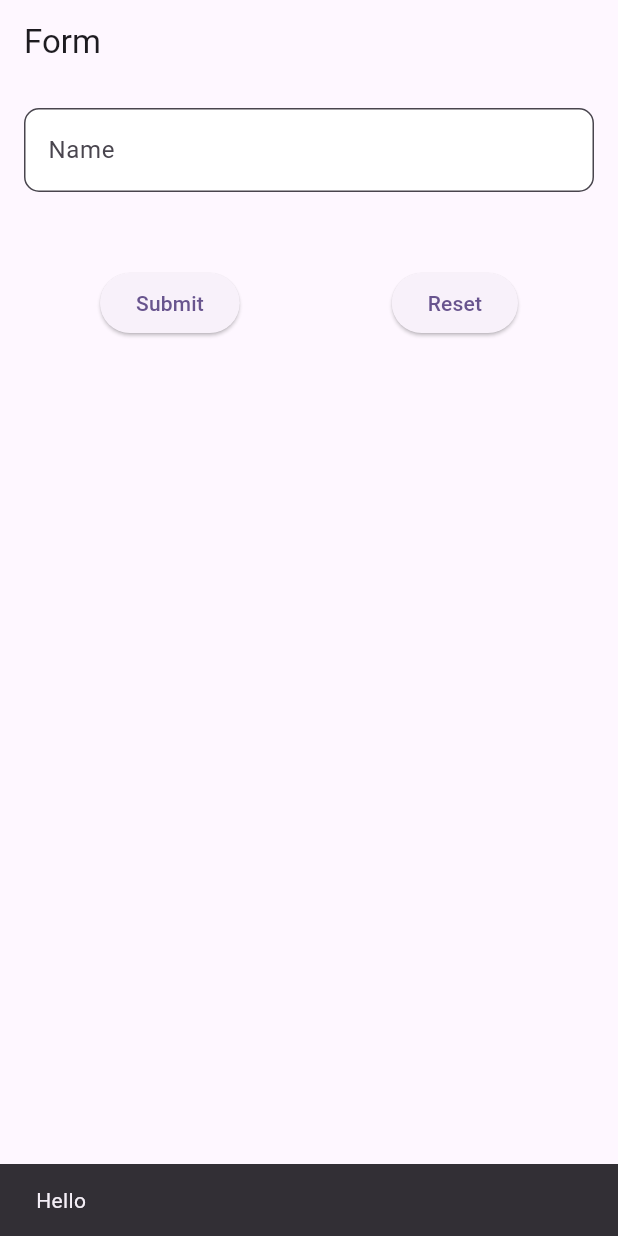
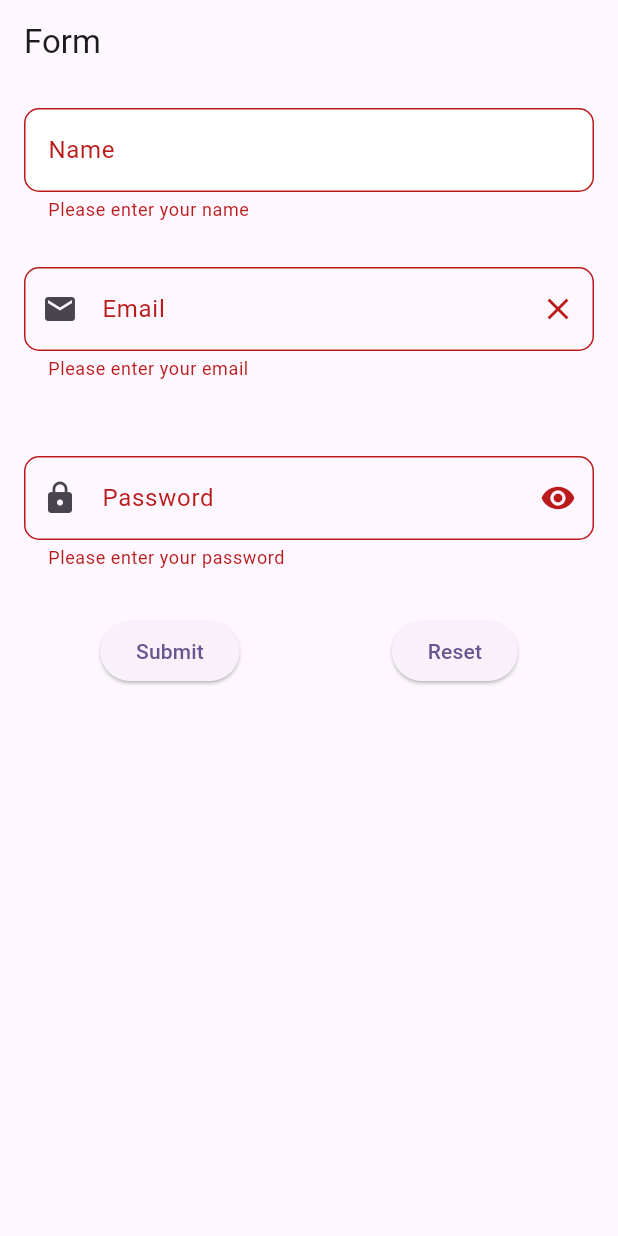
Before and after one commit to LucHo251025/Fullter-Learn, a Flutter app: the screen it shows after launch, after a tap on "Submit", on a phone screen of 412 x 824 dp. Run offline on Flutter 3.47's test engine with Material 3 defaults, Android fonts, the phone set to English and light mode, and no system bars.

Commit message:
validate form

```diff
--- a/lib/learn/day5/MyForm.dart
+++ b/lib/learn/day5/MyForm.dart
@@ -8,7 +8,12 @@ class MyForm extends StatefulWidget {
 class _MyFormState extends State<MyForm> {
   //Su dung GlobalKey de quan ly form
   final _formKey = GlobalKey<FormState>();
+  final _fullNameController = TextEditingController();
+  final _emailController = TextEditingController();
+  final _passwordController = TextEditingController();
+  bool _obscurePassword = true;
   String? _name;
+
 
   @override
   Widget build(BuildContext context) {
@@ -23,6 +28,7 @@ class _MyFormState extends State<MyForm> {
             child: Column(
               children: [
                 TextFormField(
+                  controller: _fullNameController,
                   decoration: InputDecoration(
                     labelText: "Name",
                     hintText: "Your name",
@@ -36,10 +42,76 @@ class _MyFormState extends State<MyForm> {
                   onSaved: (value){
                     _name = value;
                   },
+                  validator: (value){
+                    if(value == null || value.isEmpty){
+                      return "Please enter your name";
+                    }
+                    return null;
+                  },
 
                 ),
                 SizedBox(
+                  height: 30,
+                ),
+                TextFormField(
+                  controller: _emailController,
+                  decoration: InputDecoration(
+                    labelText: "Email",
+                    hintText: "Your email",
+                    helperText: "Please enter a valid email address",
+                    border: OutlineInputBorder(
+                      borderRadius: BorderRadius.circular(10),
+                      borderSide: BorderSide(color: Colors.deepPurpleAccent, width: 2),
+                    ),
+                    prefixIcon: Icon(Icons.email),
+                    suffixIcon: Icon(Icons.clear),
+                  ),
+                  keyboardType: TextInputType.emailAddress,
+                  validator: (value){
+                    if(value == null || value.isEmpty){
+                      return "Please enter your email";
+                    }
+                    if(!RegExp(r'^[a-zA-Z0-9._%+-]+@[a-zA-Z0-9.-]+\.[a-zA-Z]{2,}$').hasMatch(value)){
+                      return "Please enter a valid email address";
+                    }
+
+                    return null;
+
+                  },
+                ),
+                SizedBox(
                   height: 50,
+                ),
+                TextFormField(
+                  controller: _passwordController,
+                  obscureText: _obscurePassword,
+                  obscuringCharacter: "*",
+                  decoration: InputDecoration(
+                    labelText: "Password",
+                    hintText: "Your password",
+                    border: OutlineInputBorder(
+                      borderRadius: BorderRadius.circular(10),
+                      borderSide: BorderSide(color: Colors.deepPurpleAccent, width: 2),
+                    ),
+                    prefixIcon: Icon(Icons.lock),
+                    suffixIcon: IconButton(onPressed: (){
+                      setState(() {
+                        _obscurePassword = !_obscurePassword;
+                      });
+                    }, icon: Icon(_obscurePassword ? Icons.visibility : Icons.visibility_off)),
+                  ),
+                  validator: (value){
+                    if(value == null || value.isEmpty){
+                      return "Please enter your password";
+                    }
+                    if(value.length < 6){
+                      return "Password must be at least 6 characters";
+                    }
+                    return null;
+                  },
+                ),
+                SizedBox(
+                  height: 30,
                 ),
                 Row(
                   mainAxisAlignment: MainAxisAlignment.spaceAround,
```
